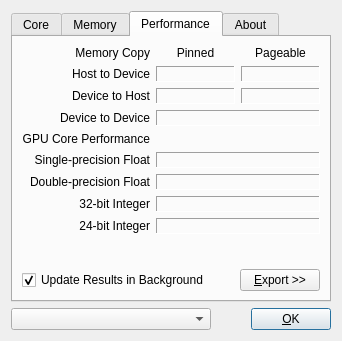
The window that ui/czdialog.ui (spainnoobperez/cuda-z) describes before a commit, drawn with Qt 5.
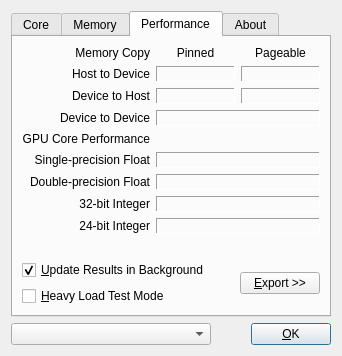
The same window after the commit. The open tabs and pages were chosen to show the change. Icons and pictures are not drawn.

Commit message: Add Heavy Load Test Mode checkbox.

The edit to the form file:
```diff
--- a/ui/czdialog.ui
+++ b/ui/czdialog.ui
@@ -1,12 +1,12 @@
 <ui version="4.0" >
  <class>CZDialog</class>
- <widget class="QDialog" name="CZDialog" >
-  <property name="geometry" >
+ <widget class="QDialog" name="CZDialog">
+  <property name="geometry">
    <rect>
     <x>0</x>
     <y>0</y>
     <width>342</width>
-    <height>341</height>
+    <height>356</height>
    </rect>
   </property>
   <property name="windowTitle" >
@@ -871,14 +871,28 @@
        <item row="10" column="0" colspan="3" >
         <layout class="QHBoxLayout" name="horizontalLayout_4" >
          <item>
-          <widget class="QCheckBox" name="checkUpdateResults" >
-           <property name="text" >
-            <string>Update Results in Background</string>
-           </property>
-           <property name="checked" >
-            <bool>true</bool>
-           </property>
-          </widget>
+          <layout class="QVBoxLayout" name="verticalLayout_4">
+           <item>
+            <widget class="QCheckBox" name="checkUpdateResults">
+             <property name="text">
+              <string>&amp;Update Results in Background</string>
+             </property>
+             <property name="checked">
+              <bool>true</bool>
+             </property>
+            </widget>
+           </item>
+           <item>
+            <widget class="QCheckBox" name="checkHeavyMode">
+             <property name="text">
+              <string>&amp;Heavy Load Test Mode</string>
+             </property>
+             <property name="checked">
+              <bool>false</bool>
+             </property>
+            </widget>
+           </item>
+          </layout>
          </item>
          <item>
           <spacer name="horizontalSpacer_4" >
```
Left out of the diff: 850 changed lines with no effect on the pictures. The commit also changes 4 other files.
